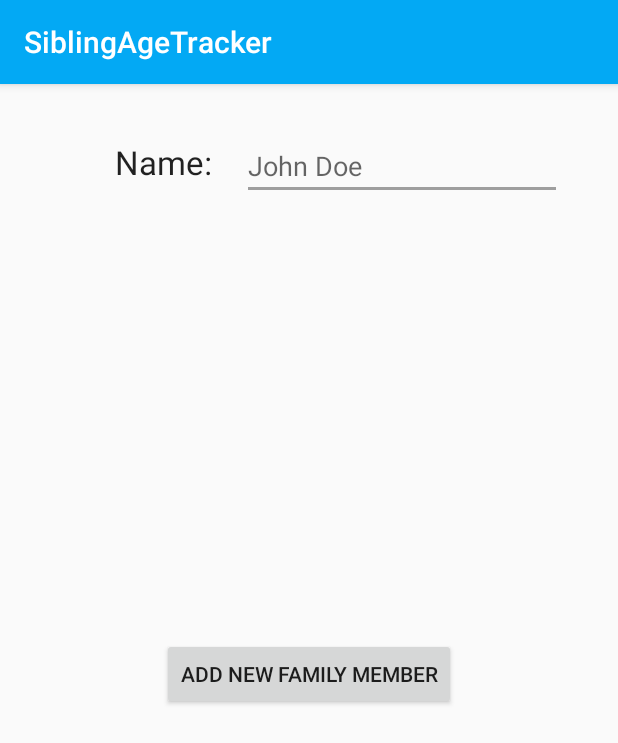
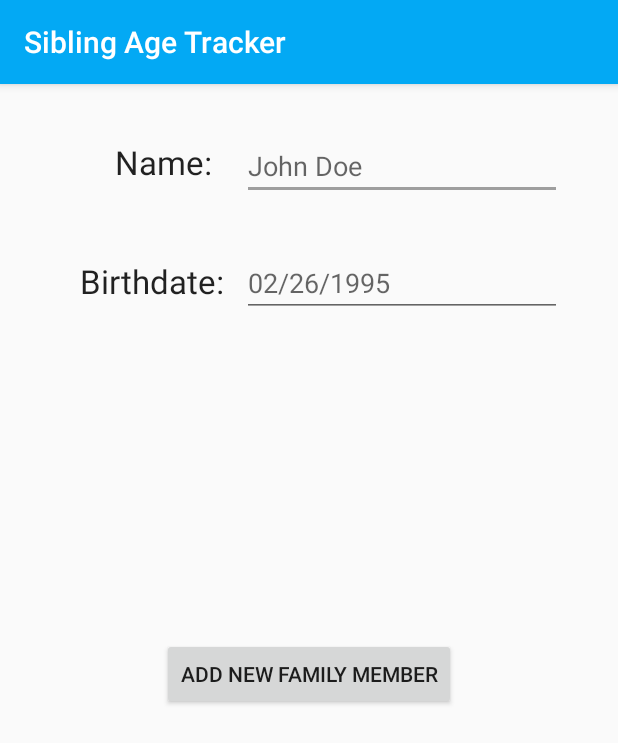
Before and after one commit to steele232/SiblingAgeTracker, an Android app: the AddFamilyMemberActivity screen opened directly, with no data from a screen before it, on a phone screen of 412 x 824 dp. Shown: the top 743 px of the screen. Run offline under Robolectric (Android 15) with nearby library versions, the phone set to English and light mode, and no system bars.

Commit message:
Updated the name on the top of the screen. Added the Birthdate field for the Add a FM screen.

```diff
--- a/app/src/main/java/android/steele/siblingagetracker/AddFamilyMemberActivity.java
+++ b/app/src/main/java/android/steele/siblingagetracker/AddFamilyMemberActivity.java
@@ -9,6 +9,8 @@ import android.widget.Button;
 import android.widget.CompoundButton;
 
 public class AddFamilyMemberActivity extends AppCompatActivity implements View.OnClickListener {
+
+    private boolean inputIsValidated = false;
 
     @Override
     protected void onCreate(Bundle savedInstanceState) {
@@ -22,7 +24,10 @@ public class AddFamilyMemberActivity extends AppCompatActivity implements View.O
 
     @Override
     public void onClick(View v) {
-        Intent intent = new Intent(AddFamilyMemberActivity.this, MainActivity.class);
-        startActivity(intent);
+        if (inputIsValidated)
+        {
+            Intent intent = new Intent(AddFamilyMemberActivity.this, MainActivity.class);
+            startActivity(intent);
+        }
     }
 }
--- a/app/src/main/res/layout/activity_add_family_member.xml
+++ b/app/src/main/res/layout/activity_add_family_member.xml
@@ -34,15 +34,45 @@
 
     <TextView
         android:id="@+id/textView2"
+        android:layout_width="105dp"
+        android:layout_height="43dp"
+        android:layout_marginLeft="46dp"
+        android:layout_marginRight="8dp"
+        android:layout_marginTop="110dp"
+        android:gravity="center"
+        android:text="Birthdate:"
+        android:textAlignment="center"
+        android:textAppearance="@android:style/TextAppearance.Large"
+        app:layout_constraintLeft_toLeftOf="parent"
+        app:layout_constraintRight_toLeftOf="@+id/editText2"
+        app:layout_constraintTop_toTopOf="parent"
+        tools:layout_editor_absoluteY="103dp"
+        tools:layout_editor_absoluteX="19dp"
+        app:layout_constraintHorizontal_bias="1.0" />
+
+    <TextView
+        android:id="@+id/textView3"
         android:layout_width="77dp"
         android:layout_height="40dp"
+        android:layout_marginTop="32dp"
         android:gravity="center"
         android:text="Name:"
         android:textAlignment="center"
         android:textAppearance="@android:style/TextAppearance.Large"
-        app:layout_constraintTop_toTopOf="parent"
-        android:layout_marginTop="32dp"
+        app:layout_constraintHorizontal_bias="0.836"
         app:layout_constraintLeft_toLeftOf="parent"
         app:layout_constraintRight_toLeftOf="@+id/editText"
-        app:layout_constraintHorizontal_bias="0.836" />
+        app:layout_constraintTop_toTopOf="parent" />
+
+    <EditText
+        android:id="@+id/editText2"
+        android:layout_width="wrap_content"
+        android:layout_height="wrap_content"
+        android:layout_marginRight="37dp"
+        android:layout_marginTop="110dp"
+        android:ems="10"
+        android:hint="02/26/1995"
+        android:inputType="date"
+        app:layout_constraintRight_toRightOf="parent"
+        app:layout_constraintTop_toTopOf="parent" />
 </android.support.constraint.ConstraintLayout>
--- a/app/src/main/res/values/strings.xml
+++ b/app/src/main/res/values/strings.xml
@@ -1,5 +1,5 @@
 <resources>
-    <string name="app_name">SiblingAgeTracker</string>
+    <string name="app_name">Sibling Age Tracker</string>
     <string name="action_settings">Settings</string>
     <string name="NotificationsSettingText2">How early do you want your notifications?</string>
 </resources>
```
